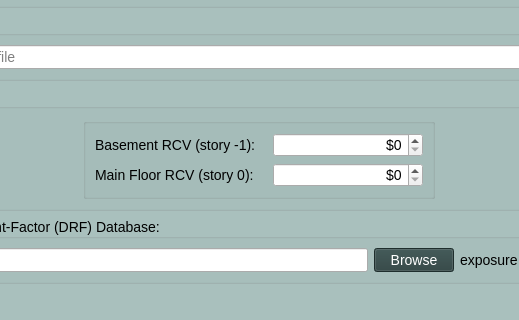
Qt form cancurve/bldgs/cc_bldgs_dialog.ui (NRCan/CanCurve) before a commit; both pictures show x 141 to 660 and y 202 to 522 of the 800 by 877 pixel window.
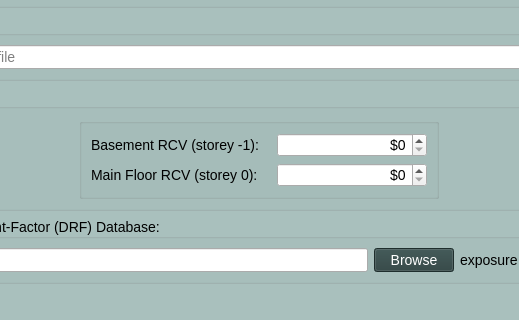
The same form after that commit. The open tabs and pages were chosen to show the change. Icons and pictures are not drawn. Custom widgets are drawn as their Qt base class.

```diff
--- a/cancurve/bldgs/cc_bldgs_dialog.ui
+++ b/cancurve/bldgs/cc_bldgs_dialog.ui
@@ -978,14 +978,14 @@
                <item row="0" column="0">
                 <widget class="QLabel" name="basementRCVstory1Label">
                  <property name="text">
-                  <string>Basement RCV (story -1):   </string>
+                  <string>Basement RCV (storey -1):   </string>
                  </property>
                 </widget>
                </item>
                <item row="1" column="0">
                 <widget class="QLabel" name="mainFloorRCVstory0Label">
                  <property name="text">
-                  <string>Main Floor RCV (story 0):</string>
+                  <string>Main Floor RCV (storey 0):</string>
                  </property>
                 </widget>
                </item>
```
Left out of the diff: 8 changed lines with no effect on the pictures.
